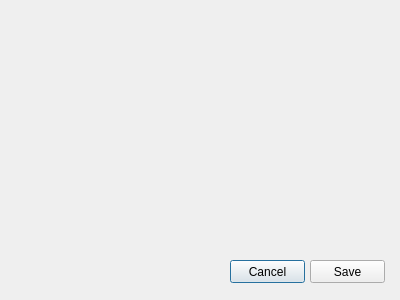
Qt form Update/Logic_Gate_Simulator/dlg_savegatecollection.ui (ElliotHarding/Logic-Gate-Simulator) before a commit.
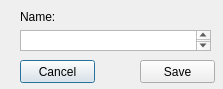
The same form after that commit.

```diff
--- a/Update/Logic_Gate_Simulator/dlg_savegatecollection.ui
+++ b/Update/Logic_Gate_Simulator/dlg_savegatecollection.ui
@@ -6,8 +6,8 @@
    <rect>
     <x>0</x>
     <y>0</y>
-    <width>400</width>
-    <height>300</height>
+    <width>223</width>
+    <height>89</height>
    </rect>
   </property>
   <property name="windowTitle">
@@ -16,8 +16,8 @@
   <widget class="QPushButton" name="Cancel">
    <property name="geometry">
     <rect>
-     <x>230</x>
-     <y>260</y>
+     <x>20</x>
+     <y>60</y>
      <width>75</width>
      <height>23</height>
     </rect>
@@ -29,8 +29,8 @@
   <widget class="QPushButton" name="Save">
    <property name="geometry">
     <rect>
-     <x>310</x>
-     <y>260</y>
+     <x>140</x>
+     <y>60</y>
      <width>75</width>
      <height>23</height>
     </rect>
@@ -39,6 +39,29 @@
     <string>Save</string>
    </property>
   </widget>
+  <widget class="QTextEdit" name="txt_name">
+   <property name="geometry">
+    <rect>
+     <x>20</x>
+     <y>30</y>
+     <width>191</width>
+     <height>21</height>
+    </rect>
+   </property>
+  </widget>
+  <widget class="QLabel" name="lbl_name">
+   <property name="geometry">
+    <rect>
+     <x>20</x>
+     <y>10</y>
+     <width>47</width>
+     <height>13</height>
+    </rect>
+   </property>
+   <property name="text">
+    <string>Name:</string>
+   </property>
+  </widget>
  </widget>
  <resources/>
  <connections/>
```
